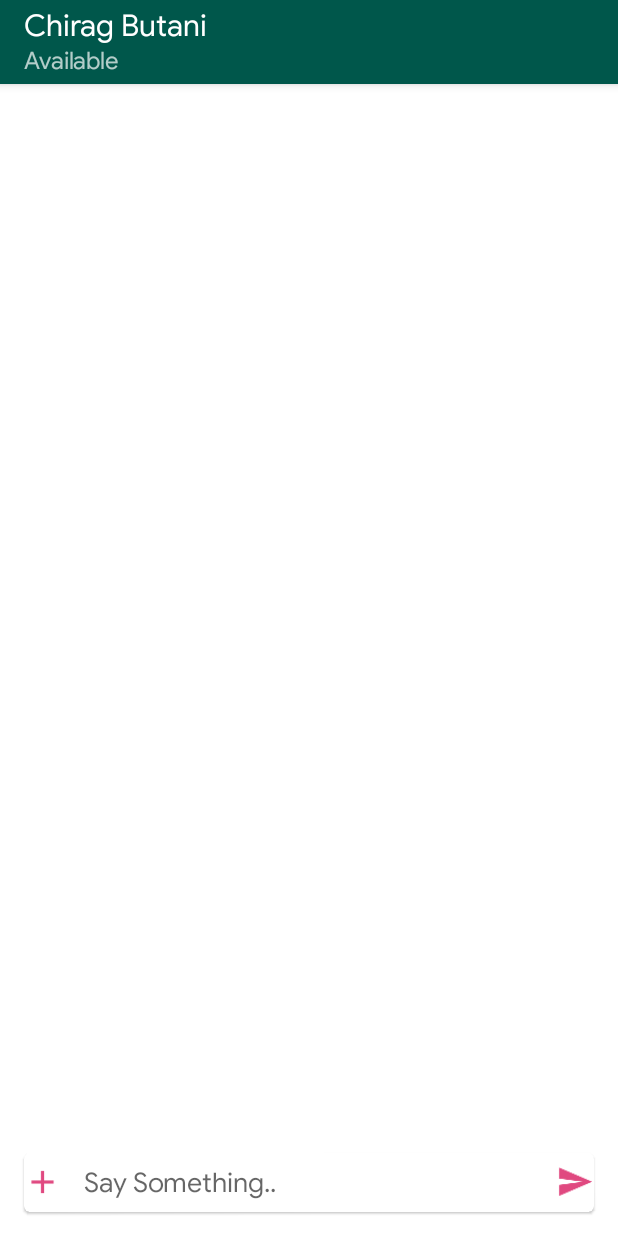
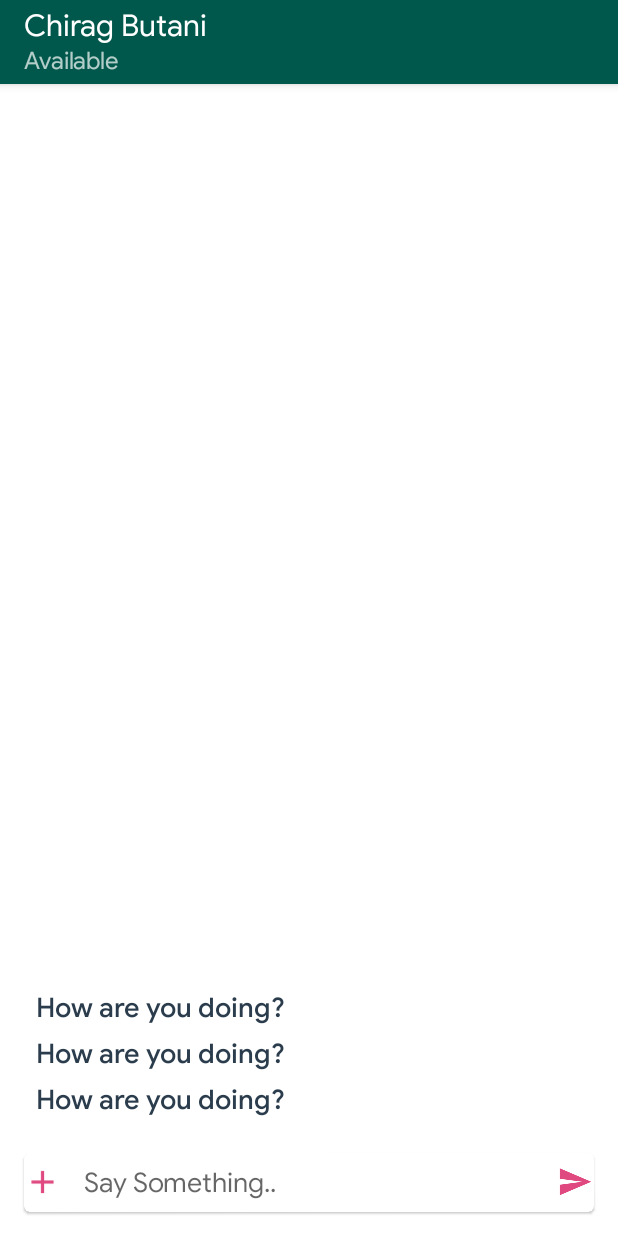
Before and after one commit to cvbutani/StarSpace, an Android app: the layout activity_chat.xml on its own in the app's theme, with its tools: preview values and no code run, on a phone screen of 412 x 824 dp. Run offline under Robolectric (Android 15) with nearby library versions, the phone set to English and light mode, and no system bars; plain views replace CircularImageView.

```diff
--- a/app/src/main/res/layout/activity_chat.xml
+++ b/app/src/main/res/layout/activity_chat.xml
@@ -67,6 +67,7 @@
         app:layout_constraintStart_toStartOf="parent">
 
         <com.google.android.material.textfield.TextInputEditText
+            android:id="@+id/chat_message"
             android:layout_width="match_parent"
             android:layout_height="wrap_content"
             android:layout_marginStart="32dp"
@@ -85,7 +86,8 @@
             android:layout_gravity="center_vertical"
             android:src="@drawable/ic_add" />
 
-        <androidx.appcompat.widget.AppCompatImageView
+        <androidx.appcompat.widget.AppCompatImageButton
+            android:id="@+id/chat_send"
             android:layout_width="25dp"
             android:layout_height="25dp"
             android:layout_gravity="center_vertical|end"
@@ -94,8 +96,21 @@
 
     </com.google.android.material.card.MaterialCardView>
 
-    <androidx.recyclerview.widget.RecyclerView
-        android:id="@+id/chat_recycler_view"
+    <!--<androidx.recyclerview.widget.RecyclerView-->
+        <!--android:id="@+id/chat_recycler_view"-->
+        <!--android:layout_width="match_parent"-->
+        <!--android:layout_height="wrap_content"-->
+        <!--android:layout_marginStart="16dp"-->
+        <!--android:layout_marginLeft="16dp"-->
+        <!--android:layout_marginEnd="16dp"-->
+        <!--android:layout_marginRight="16dp"-->
+        <!--android:layout_marginBottom="16dp"-->
+        <!--app:layout_constraintBottom_toTopOf="@+id/materialCardView"-->
+        <!--app:layout_constraintEnd_toEndOf="parent"-->
+        <!--app:layout_constraintStart_toStartOf="parent" />-->
+
+    <ListView
+        android:id="@+id/chat_listview"
         android:layout_width="match_parent"
         android:layout_height="wrap_content"
         android:layout_marginStart="16dp"
@@ -103,8 +118,12 @@
         android:layout_marginEnd="16dp"
         android:layout_marginRight="16dp"
         android:layout_marginBottom="16dp"
+        android:divider="@android:color/transparent"
+        android:stackFromBottom="true"
+        android:transcriptMode="alwaysScroll"
         app:layout_constraintBottom_toTopOf="@+id/materialCardView"
         app:layout_constraintEnd_toEndOf="parent"
-        app:layout_constraintStart_toStartOf="parent" />
+        app:layout_constraintStart_toStartOf="parent"
+        tools:listitem="@layout/view_recycler_chat" />
 
 </androidx.constraintlayout.widget.ConstraintLayout>
--- a/app/src/main/res/layout/view_recycler_chat.xml
+++ b/app/src/main/res/layout/view_recycler_chat.xml
@@ -21,4 +21,10 @@
         app:layout_constraintStart_toStartOf="parent"
         tools:text="How are you doing?" />
 
+    <androidx.appcompat.widget.AppCompatImageView
+        android:id="@+id/view_image"
+        android:layout_width="match_parent"
+        android:layout_height="match_parent"
+        android:adjustViewBounds="true"/>
+
 </androidx.constraintlayout.widget.ConstraintLayout>
```
Also changed, not shown: app/src/main/java/com/example/chiragpc/starspace/HomeFragment.java (deleted, +0 -81 lines), app/src/main/java/com/example/chiragpc/starspace/ui/chat/ChatActivity.java (+64 -1 lines), app/src/main/java/com/example/chiragpc/starspace/ui/chat/ChatAdapter.java (added, +56 -0 lines), app/src/main/java/com/example/chiragpc/starspace/ui/chat/ChatContract.java (+12 -0 lines), app/src/main/java/com/example/chiragpc/starspace/ui/chat/ChatPresenter.java (+39 -1 lines), app/src/main/res/layout/fragment_home.xml (deleted, +0 -14 lines).
